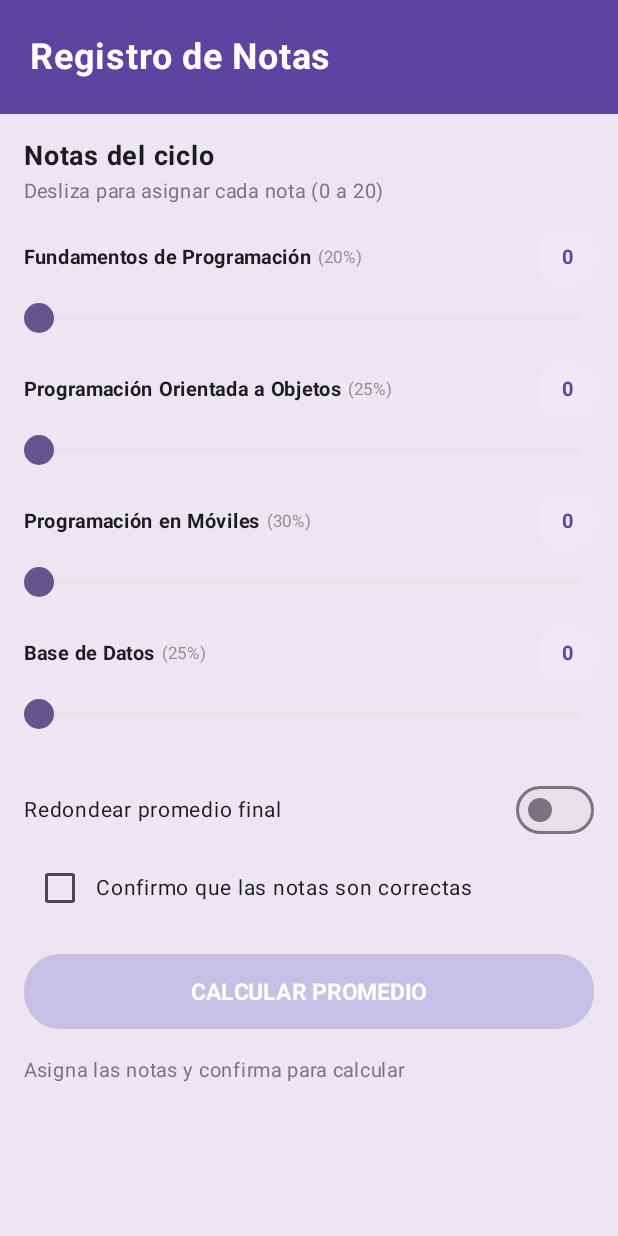
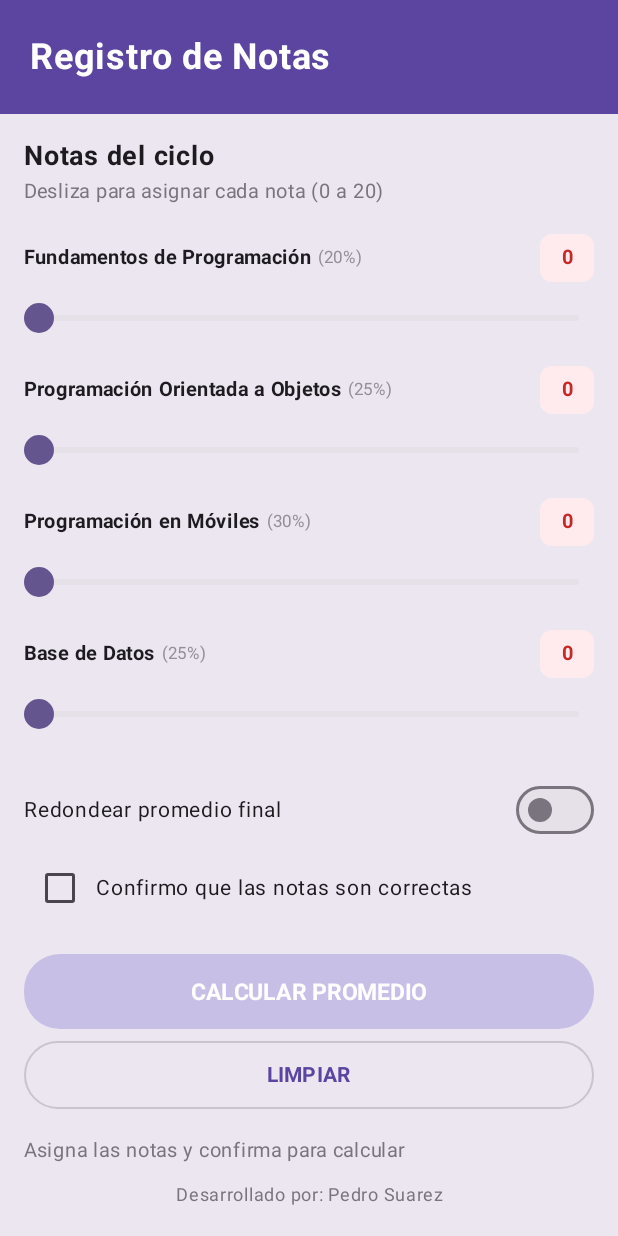
Before and after one commit to PedroJrSuarez/Programacion-en-Moviles, an Android app built with Jetpack Compose: the screen it shows after launch (MainActivity), on a phone screen of 412 x 824 dp. Run offline under Robolectric (Android 15) with nearby library versions, the light colour scheme and no system bars.

Commit message:
Se implemento los 3 retos adiciones

```diff
--- a/Laboratorio 03/Laboratorio03_Tarea/app/src/main/java/com/suarez/laboratorio03_tarea/MainActivity.kt
+++ b/Laboratorio 03/Laboratorio03_Tarea/app/src/main/java/com/suarez/laboratorio03_tarea/MainActivity.kt
@@ -47,7 +47,10 @@ fun RegistroNotasTheme(content: @Composable () -> Unit) {
         surface = Color.White,
         background = Color(0xFFECE6F0)
     )
-    MaterialTheme(colorScheme = purpleTheme, content = content)
+    MaterialTheme(
+        colorScheme = purpleTheme,
+        content = content
+    )
 }
 
 @Composable
@@ -62,7 +65,6 @@ fun RegistroNotasApp() {
     var calculado by remember { mutableStateOf(false) }
 
     val purpleColor = Color(0xFF5B45A0)
-    val lightPurpleChip = Color(0xFFEDE7F6)
 
     Column(
         modifier = Modifier
@@ -104,31 +106,30 @@ fun RegistroNotasApp() {
                 porcentaje = "20%",
                 nota = nota1,
                 purpleColor = purpleColor,
-                chipColor = lightPurpleChip,
                 onValueChange = { nota1 = it; calculado = false }
             )
+
             ItemCurso(
                 nombre = "Programación Orientada a Objetos",
                 porcentaje = "25%",
                 nota = nota2,
                 purpleColor = purpleColor,
-                chipColor = lightPurpleChip,
                 onValueChange = { nota2 = it; calculado = false }
             )
+
             ItemCurso(
                 nombre = "Programación en Móviles",
                 porcentaje = "30%",
                 nota = nota3,
                 purpleColor = purpleColor,
-                chipColor = lightPurpleChip,
                 onValueChange = { nota3 = it; calculado = false }
             )
+
             ItemCurso(
                 nombre = "Base de Datos",
                 porcentaje = "25%",
                 nota = nota4,
                 purpleColor = purpleColor,
-                chipColor = lightPurpleChip,
                 onValueChange = { nota4 = it; calculado = false }
             )
 
@@ -185,6 +186,31 @@ fun RegistroNotasApp() {
                 )
             }
 
+            Spacer(modifier = Modifier.height(8.dp))
+
+            OutlinedButton(
+                onClick = {
+                    nota1 = 0f
+                    nota2 = 0f
+                    nota3 = 0f
+                    nota4 = 0f
+                    redondear = false
+                    confirmado = false
+                    calculado = false
+                },
+                shape = RoundedCornerShape(24.dp),
+                modifier = Modifier
+                    .fillMaxWidth()
+                    .height(45.dp)
+            ) {
+                Text(
+                    "LIMPIAR",
+                    fontWeight = FontWeight.Bold,
+                    fontSize = 14.sp,
+                    color = purpleColor
+                )
+            }
+
             if (!calculado) {
                 Spacer(modifier = Modifier.height(16.dp))
                 Text(
@@ -206,6 +232,21 @@ fun RegistroNotasApp() {
                     elevation = CardDefaults.cardElevation(defaultElevation = 1.dp)
                 ) {
                     Column(modifier = Modifier.padding(16.dp)) {
+
+                        Text(
+                            text = "Aporte por curso:",
+                            fontWeight = FontWeight.Bold,
+                            fontSize = 14.sp,
+                            color = Color(0xFF1D1B20)
+                        )
+                        Spacer(modifier = Modifier.height(4.dp))
+                        Text("• Fundamentos: ${nota1.toInt()} × 20% = ${String.format(Locale.US, "%.2f", nota1 * 0.20f)}", fontSize = 13.sp, color = Color(0xFF49454F))
+                        Text("• POO: ${nota2.toInt()} × 25% = ${String.format(Locale.US, "%.2f", nota2 * 0.25f)}", fontSize = 13.sp, color = Color(0xFF49454F))
+                        Text("• Móviles: ${nota3.toInt()} × 30% = ${String.format(Locale.US, "%.2f", nota3 * 0.30f)}", fontSize = 13.sp, color = Color(0xFF49454F))
+                        Text("• Base de Datos: ${nota4.toInt()} × 25% = ${String.format(Locale.US, "%.2f", nota4 * 0.25f)}", fontSize = 13.sp, color = Color(0xFF49454F))
+
+                        Divider(modifier = Modifier.padding(vertical = 12.dp), color = Color(0xFFE6E0E9))
+
                         Row {
                             Text("Promedio ponderado: ", fontSize = 15.sp, color = Color(0xFF49454F))
                             Text(
@@ -248,7 +289,28 @@ fun RegistroNotasApp() {
                         }
                     }
                 }
+
+                Spacer(modifier = Modifier.height(12.dp))
+
+                Row(verticalAlignment = Alignment.CenterVertically) {
+                    Text("✓ ", color = Color(0xFF2E7D32), fontWeight = FontWeight.Bold)
+                    Text(
+                        text = "Promedio calculado correctamente",
+                        color = Color(0xFF2E7D32),
+                        fontSize = 13.sp,
+                        fontWeight = FontWeight.Medium
+                    )
+                }
             }
+
+            Spacer(modifier = Modifier.height(5.dp))
+            Text(
+                text = "Desarrollado por: Pedro Suarez",
+                fontSize = 12.sp,
+                color = Color(0xFF79747E),
+                modifier = Modifier.fillMaxWidth(),
+                textAlign = TextAlign.Center
+            )
         }
     }
 }
@@ -260,9 +322,11 @@ fun ItemCurso(
     porcentaje: String,
     nota: Float,
     purpleColor: Color,
-    chipColor: Color,
     onValueChange: (Float) -> Unit
 ) {
+    val badgeBgColor = if (nota < 13f) Color(0xFFFFEBEE) else Color(0xFFE8F5E9)
+    val badgeTextColor = if (nota < 13f) Color(0xFFC62828) else Color(0xFF2E7D32)
+
     Column(modifier = Modifier.padding(bottom = 8.dp)) {
         Row(
             modifier = Modifier.fillMaxWidth(),
@@ -276,14 +340,14 @@ fun ItemCurso(
             }
 
             Surface(
-                color = chipColor,
+                color = badgeBgColor,
                 shape = RoundedCornerShape(8.dp),
                 modifier = Modifier.widthIn(min = 36.dp)
             ) {
                 Text(
                     text = "${nota.toInt()}",
                     fontWeight = FontWeight.Bold,
-                    color = purpleColor,
+                    color = badgeTextColor,
                     fontSize = 13.sp,
                     textAlign = TextAlign.Center,
                     modifier = Modifier.padding(horizontal = 8.dp, vertical = 4.dp)
```
